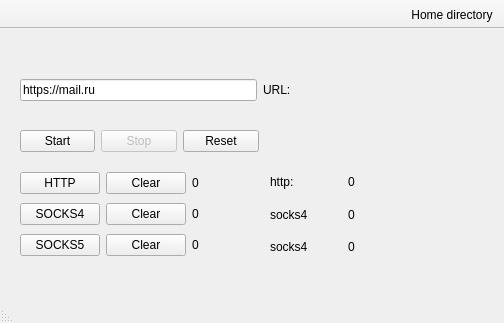
Old version of the form app/ui/forms/main_window_form.ui in the repository vladislav-larionov/ProxyChecker.
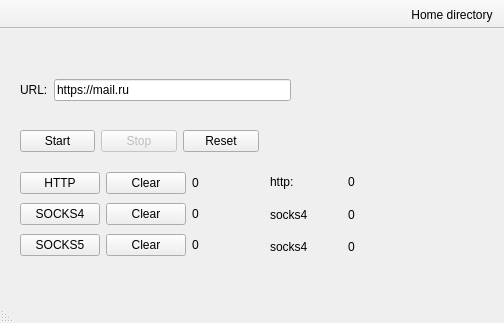
New version of the form. Icons and pictures are not drawn. Custom widgets are drawn as their Qt base class.

Commit message: Fix location of the URL label

What changed in the file:
```diff
--- a/app/ui/forms/main_window_form.ui
+++ b/app/ui/forms/main_window_form.ui
@@ -31,16 +31,16 @@
     </property>
     <layout class="QHBoxLayout" name="url_setting">
      <item>
-      <widget class="QLabel" name="url">
+      <widget class="QLineEdit" name="url_field">
        <property name="text">
-        <string>URL:</string>
+        <string>https://mail.ru</string>
        </property>
       </widget>
      </item>
      <item>
-      <widget class="QLineEdit" name="url_field">
+      <widget class="QLabel" name="url">
        <property name="text">
-        <string>https://mail.ru</string>
+        <string>URL:</string>
        </property>
       </widget>
      </item>
```
The commit also changes 1 other file.
